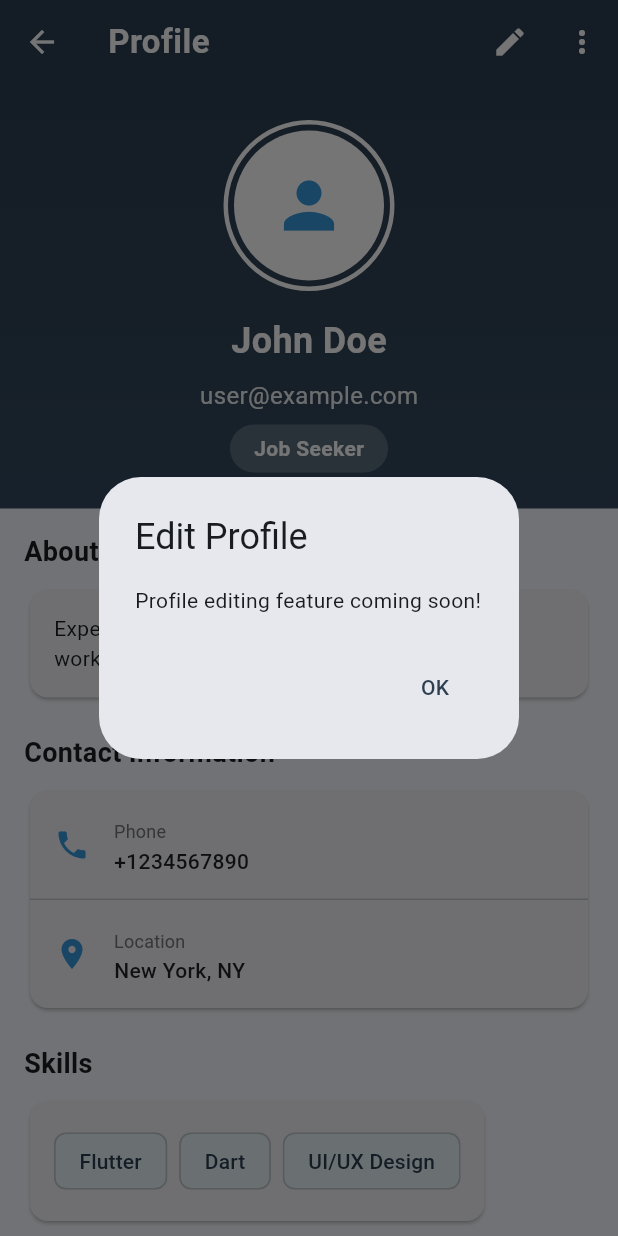
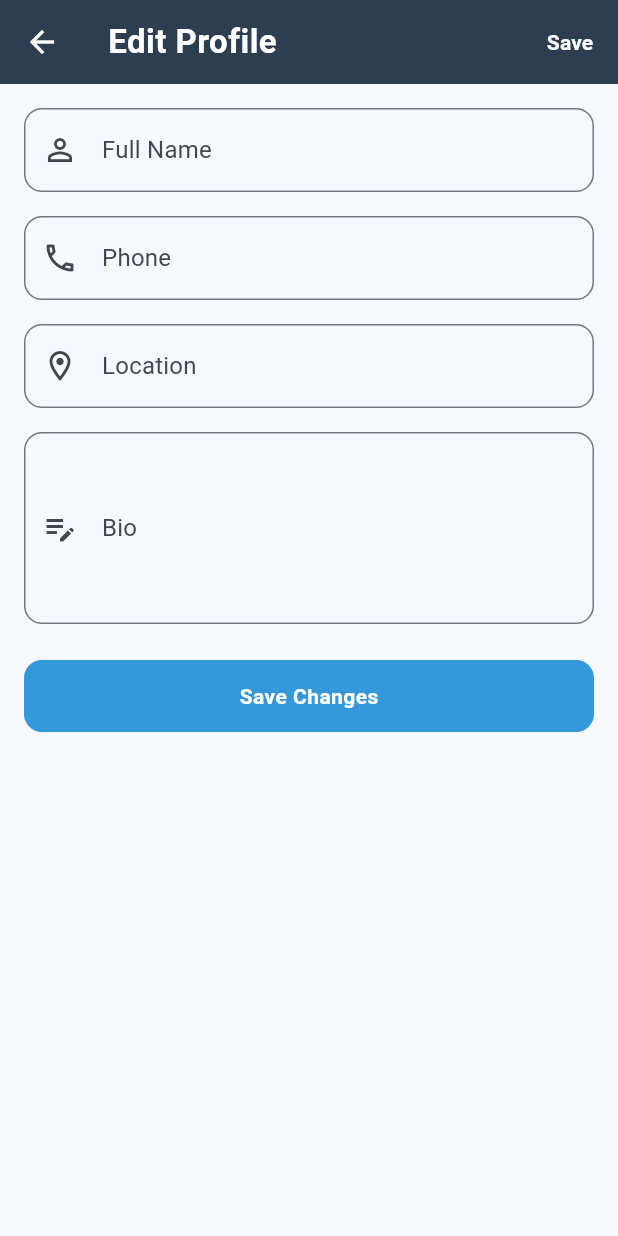
Before and after one commit to antonyvs05/Disabled-jobs-app-project, a Flutter app: the ProfilePage screen opened directly, after a tap on the "edit" icon, on a phone screen of 412 x 824 dp. Run offline on Flutter 3.47's test engine with Material 3 defaults, Android fonts, the phone set to English and light mode, and no system bars; our stand-ins replace cloud_firestore, firebase_auth, firebase_core; accounts and stored records are empty.

Commit message:
added settings and edit profile page

```diff
--- /dev/null
+++ b/flutter_application_job/lib/edit_profile.dart
@@ -0,0 +1,131 @@
+import 'package:flutter/material.dart';
+
+class EditProfilePage extends StatefulWidget {
+  const EditProfilePage({super.key});
+
+  @override
+  State<EditProfilePage> createState() => _EditProfilePageState();
+}
+
+class _EditProfilePageState extends State<EditProfilePage> {
+  final _nameController = TextEditingController();
+  final _phoneController = TextEditingController();
+  final _locationController = TextEditingController();
+  final _bioController = TextEditingController();
+
+  @override
+  void dispose() {
+    _nameController.dispose();
+    _phoneController.dispose();
+    _locationController.dispose();
+    _bioController.dispose();
+    super.dispose();
+  }
+
+  @override
+  Widget build(BuildContext context) {
+    return Scaffold(
+      appBar: AppBar(
+        title: const Text(
+          'Edit Profile',
+          style: TextStyle(
+            fontWeight: FontWeight.w600,
+            letterSpacing: 0.3,
+          ),
+        ),
+        backgroundColor: const Color(0xFF2C3E50),
+        foregroundColor: Colors.white,
+        elevation: 0,
+        actions: [
+          TextButton(
+            onPressed: () {
+              Navigator.pop(context);
+            },
+            child: const Text(
+              'Save',
+              style: TextStyle(
+                color: Colors.white,
+                fontWeight: FontWeight.w600,
+              ),
+            ),
+          ),
+        ],
+      ),
+      body: ListView(
+        padding: const EdgeInsets.all(16),
+        children: [
+          _buildField(
+            label: 'Full Name',
+            controller: _nameController,
+            icon: Icons.person_outline,
+          ),
+          const SizedBox(height: 16),
+          _buildField(
+            label: 'Phone',
+            controller: _phoneController,
+            icon: Icons.phone_outlined,
+            keyboardType: TextInputType.phone,
+          ),
+          const SizedBox(height: 16),
+          _buildField(
+            label: 'Location',
+            controller: _locationController,
+            icon: Icons.location_on_outlined,
+          ),
+          const SizedBox(height: 16),
+          _buildField(
+            label: 'Bio',
+            controller: _bioController,
+            icon: Icons.edit_note,
+            maxLines: 4,
+          ),
+          const SizedBox(height: 24),
+          SizedBox(
+            height: 48,
+            child: ElevatedButton(
+              onPressed: () {
+                Navigator.pop(context);
+              },
+              style: ElevatedButton.styleFrom(
+                backgroundColor: const Color(0xFF3498DB),
+                foregroundColor: Colors.white,
+                elevation: 0,
+                shape: RoundedRectangleBorder(
+                  borderRadius: BorderRadius.circular(12),
+                ),
+              ),
+              child: const Text(
+                'Save Changes',
+                style: TextStyle(
+                  fontWeight: FontWeight.w600,
+                  letterSpacing: 0.3,
+                ),
+              ),
+            ),
+          ),
+        ],
+      ),
+    );
+  }
+
+  Widget _buildField({
+    required String label,
+    required TextEditingController controller,
+    required IconData icon,
+    TextInputType keyboardType = TextInputType.text,
+    int maxLines = 1,
+  }) {
+    return TextField(
+      controller: controller,
+      keyboardType: keyboardType,
+      maxLines: maxLines,
+      decoration: InputDecoration(
+        labelText: label,
+        prefixIcon: Icon(icon),
+        border: OutlineInputBorder(
+          borderRadius: BorderRadius.circular(12),
+        ),
+      ),
+    );
+  }
+}
--- a/flutter_application_job/lib/profile.dart
+++ b/flutter_application_job/lib/profile.dart
@@ -1,5 +1,7 @@
 import 'package:flutter/material.dart';
 import 'models/user_model.dart';
+import 'edit_profile.dart';
+import 'settings.dart';
 
 class ProfilePage extends StatefulWidget {
   const ProfilePage({super.key});
@@ -57,7 +59,10 @@ class _ProfilePageState extends State<ProfilePage> {
           IconButton(
             icon: const Icon(Icons.edit),
             onPressed: () {
-              _showEditProfileDialog();
+              Navigator.push(
+                context,
+                MaterialPageRoute(builder: (context) => const EditProfilePage()),
+              );
             },
           ),
           PopupMenuButton<String>(
@@ -66,7 +71,10 @@ class _ProfilePageState extends State<ProfilePage> {
               if (value == 'logout') {
                 _handleLogout();
               } else if (value == 'settings') {
-                _showSettingsDialog();
+                Navigator.push(
+                  context,
+                  MaterialPageRoute(builder: (context) => const SettingsPage()),
+                );
               }
             },
             itemBuilder: (BuildContext context) => [
@@ -365,38 +373,6 @@ class _ProfilePageState extends State<ProfilePage> {
     return '${date.day}/${date.month}/${date.year}';
   }
 
-  void _showEditProfileDialog() {
-    showDialog(
-      context: context,
-      builder: (context) => AlertDialog(
-        title: const Text('Edit Profile'),
-        content: const Text('Profile editing feature coming soon!'),
-        actions: [
-          TextButton(
-            onPressed: () => Navigator.pop(context),
-            child: const Text('OK'),
-          ),
-        ],
-      ),
-    );
-  }
-
-  void _showSettingsDialog() {
-    showDialog(
-      context: context,
-      builder: (context) => AlertDialog(
-        title: const Text('Settings'),
-        content: const Text('Settings page coming soon!'),
-        actions: [
-          TextButton(
-            onPressed: () => Navigator.pop(context),
-            child: const Text('OK'),
-          ),
-        ],
-      ),
-    );
-  }
-
   void _handleLogout() {
     showDialog(
       context: context,
```
Also changed, not shown: flutter_application_job/lib/settings.dart (added, +112 -0 lines).
